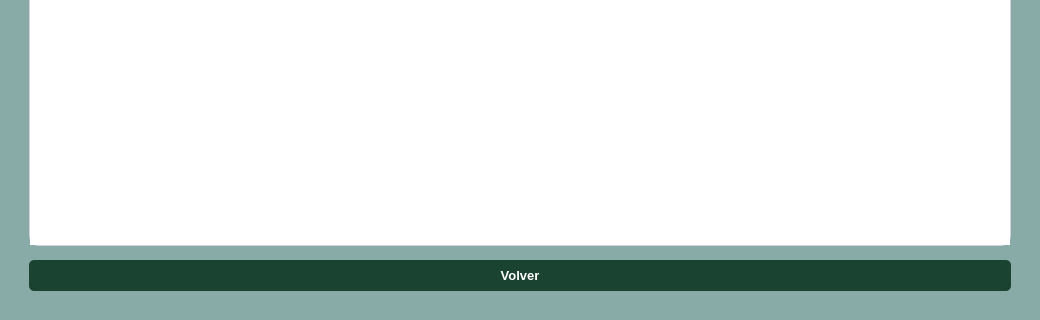
Old version of the form src/vista/Ui/VistaMisReservas.ui in the repository ivantm1/proyecto-software; both pictures show x 0 to 1040 and y 601 to 921 of the 1040 by 921 pixel window.
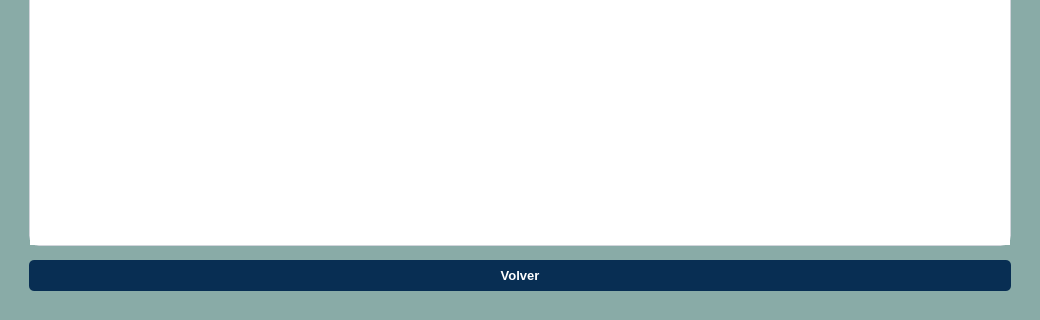
New version of the form. Icons and pictures are not drawn.

Commit message: "Cambios en vista perfil y ajuste en vista mis reservas"

```diff
--- a/src/vista/Ui/VistaMisReservas.ui
+++ b/src/vista/Ui/VistaMisReservas.ui
@@ -434,9 +434,9 @@
         <widget class="QPushButton" name="boton_volver">
          <property name="styleSheet">
           <string notr="true">QPushButton {
-    background-color: #1B4332; 
-    color: white; 
-    border-radius: 5px;  
+    background-color: #082e53; 
+    color: white;  
+    border-radius: 5px; 
     padding: 8px;  
     font-weight: bold;
 }
```
Left out of the diff: 4 changed lines with no effect on the pictures. The commit also changes 1 other file.
